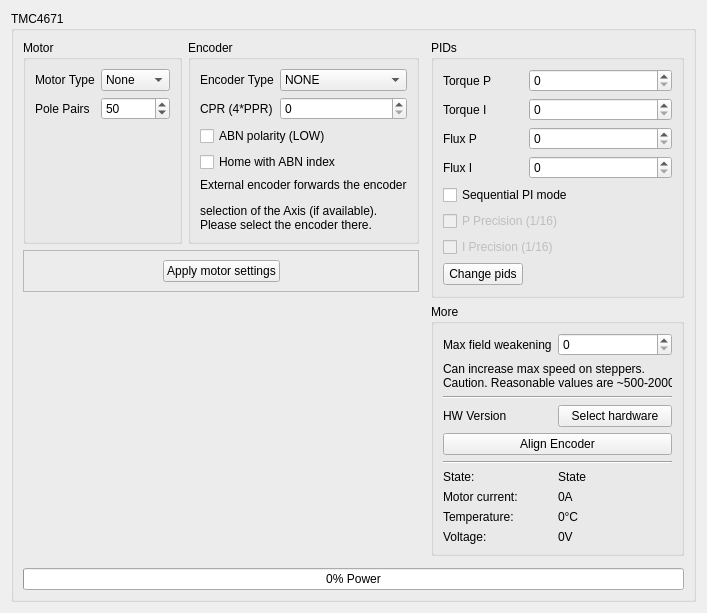
Old version of the form res/tmc4671_ui.ui in the repository Ultrawipf/OpenFFBoard-configurator.
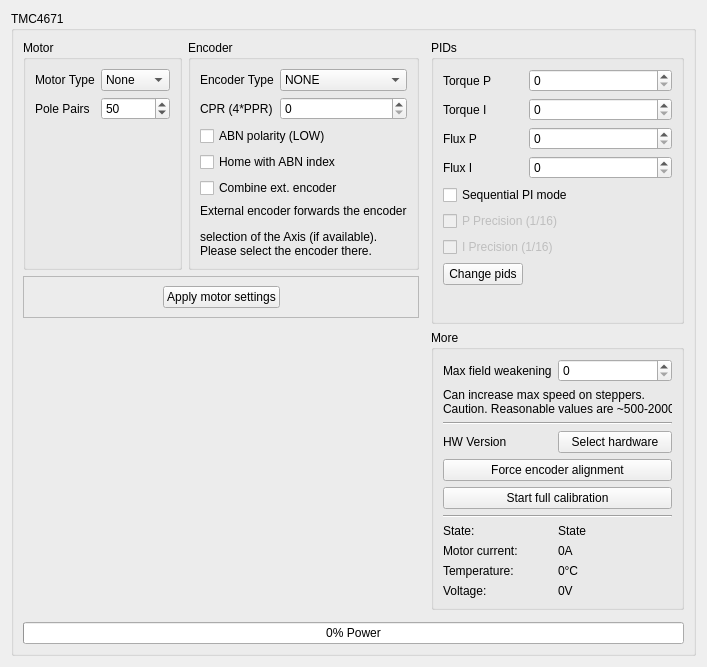
New version of the form. Custom widgets are drawn as their Qt base class.

Commit message: Added calibration button to tmc

What changed in the file:
```diff
--- a/res/tmc4671_ui.ui
+++ b/res/tmc4671_ui.ui
@@ -63,53 +63,53 @@
          <item row="4" column="0" colspan="2">
           <widget class="QPushButton" name="pushButton_align">
            <property name="text">
-            <string>Align Encoder</string>
+            <string>Force encoder alignment</string>
            </property>
           </widget>
          </item>
-         <item row="5" column="0" colspan="2">
+         <item row="6" column="0" colspan="2">
           <widget class="Line" name="line_2">
            <property name="orientation">
             <enum>Qt::Horizontal</enum>
            </property>
           </widget>
          </item>
-         <item row="7" column="0">
+         <item row="8" column="0">
           <widget class="QLabel" name="label_11">
            <property name="text">
             <string>Motor current:</string>
            </property>
           </widget>
          </item>
-         <item row="7" column="1">
+         <item row="8" column="1">
           <widget class="QLabel" name="label_Current">
            <property name="text">
             <string>0A</string>
            </property>
           </widget>
          </item>
-         <item row="8" column="0">
+         <item row="9" column="0">
           <widget class="QLabel" name="label_12">
            <property name="text">
             <string>Temperature:</string>
            </property>
           </widget>
          </item>
-         <item row="8" column="1">
+         <item row="9" column="1">
           <widget class="QLabel" name="label_Temp">
            <property name="text">
             <string>0°C</string>
            </property>
           </widget>
          </item>
-         <item row="9" column="0">
+         <item row="10" column="0">
           <widget class="QLabel" name="label_13">
            <property name="text">
             <string>Voltage:</string>
            </property>
           </widget>
          </item>
-         <item row="9" column="1">
+         <item row="10" column="1">
           <widget class="QLabel" name="label_volt">
            <property name="text">
             <string>0V</string>
@@ -130,20 +130,27 @@
            </property>
           </widget>
          </item>
-         <item row="6" column="0">
+         <item row="7" column="0">
           <widget class="QLabel" name="label_14">
            <property name="text">
             <string>State:</string>
            </property>
           </widget>
          </item>
-         <item row="6" column="1">
+         <item row="7" column="1">
           <widget class="QLabel" name="label_state">
            <property name="text">
             <string>State</string>
            </property>
           </widget>
          </item>
+         <item row="5" column="0" colspan="2">
+          <widget class="QPushButton" name="pushButton_calibrate">
+           <property name="text">
+            <string>Start full calibration</string>
+           </property>
+          </widget>
+         </item>
         </layout>
        </widget>
       </item>
@@ -225,7 +232,7 @@
            </property>
           </widget>
          </item>
-         <item row="4" column="0" colspan="2">
+         <item row="5" column="0" colspan="2">
           <widget class="QLabel" name="label_encoder_notice">
            <property name="enabled">
             <bool>true</bool>
@@ -235,6 +242,16 @@
            </property>
           </widget>
          </item>
+         <item row="4" column="0" colspan="2">
+          <widget class="QCheckBox" name="checkBox_combineEncoders">
+           <property name="toolTip">
+            <string>&lt;html&gt;&lt;head/&gt;&lt;body&gt;&lt;p&gt;Allows using a local TMC encoder for commutation and an externally selected encoder for position reporting&lt;/p&gt;&lt;/body&gt;&lt;/html&gt;</string>
+           </property>
+           <property name="text">
+            <string>Combine ext. encoder</string>
+           </property>
+          </widget>
+         </item>
         </layout>
        </widget>
       </item>
```
The commit also changes 1 other file.
